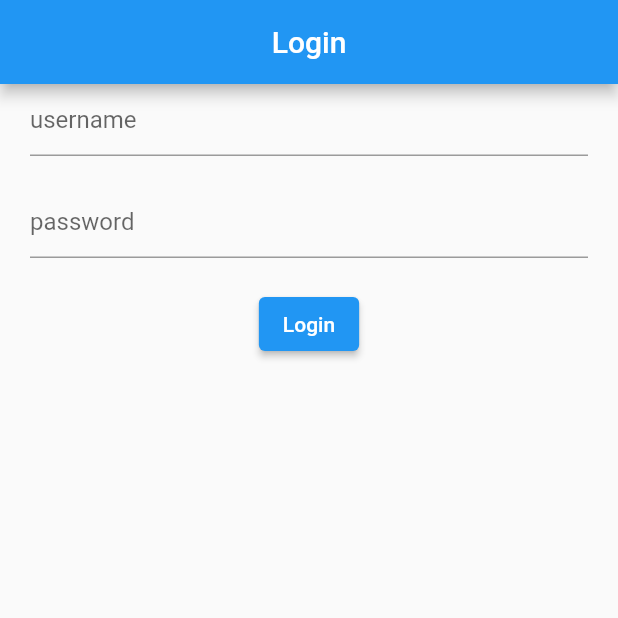
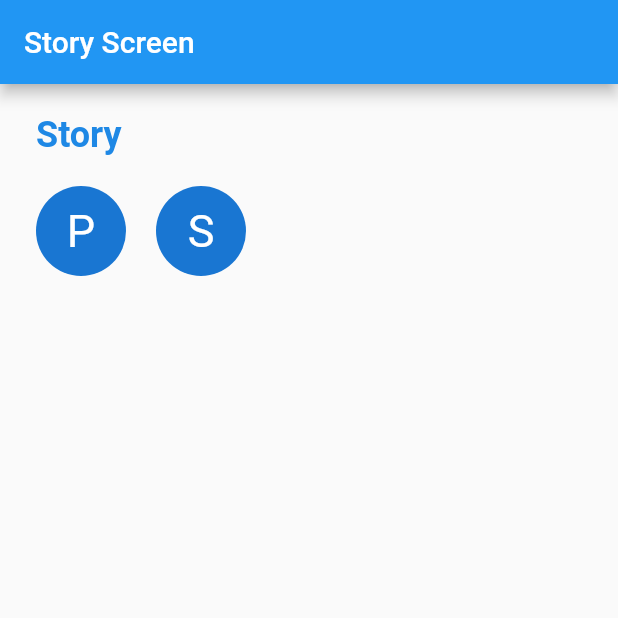
Before and after one commit to pinkyrima/login-with-bloc, a Flutter app: the screen it shows after launch, on a phone screen of 412 x 824 dp, the top half of it. Run offline on Flutter 3.47's test engine with Material 2 defaults, Android fonts, the phone set to English and light mode, and no system bars; our stand-ins replace bloc, flutter_bloc, story_view.

Commit message:
In progress invalid range issue

```diff
--- /dev/null
+++ b/lib/feature/story/widget/story_data.dart
@@ -0,0 +1,18 @@
+class StoryData {
+  static final List<Map> storyData = [
+    {
+      'name': 'fatiha',
+      'story': [
+        "https://image.ibb.co/cU4WGx/Omotuo-Groundnut-Soup-braperucci-com-1.jpg",
+        "https://th.bing.com/th/id/OIP.KsalAKIMkB3_DGF-P-DvuQHaE8?pid=ImgDet&rs=1",
+      ]
+    },
+    {
+      'name': 'Farhan',
+      'story': [
+        "https://th.bing.com/th/id/R.3b3662f8c5872c0ba2b00ecfb8165679?rik=inhM7xwoumT%2bsA&riu=http%3a%2f%2fwww.wallpapers13.com%2fwp-content%2fuploads%2f2015%2f12%2fRudbeckia-Yellow-flower-image-picture-photo-printable-poster-1600x1200.jpg&ehk=cCLSnNKdD2myZN1ikQv%2b7OLCIVv6xKfTFOp72zvPC%2fY%3d&risl=&pid=ImgRaw&r=0",
+        "https://th.bing.com/th/id/OIP.KsalAKIMkB3_DGF-P-DvuQHaE8?pid=ImgDet&rs=1",
+      ]
+    },
+  ];
+}
--- /dev/null
+++ b/lib/feature/story/widget/story_screen.dart
@@ -0,0 +1,206 @@
+import 'dart:async';
+
+import 'package:flutter/material.dart';
+import 'package:login_bloc/feature/story/widget/story_data.dart';
+import 'package:story_view/controller/story_controller.dart';
+import 'package:story_view/story_view.dart';
+
+class StoryScreen extends StatefulWidget {
+  const StoryScreen({Key? key}) : super(key: key);
+
+  @override
+  State<StoryScreen> createState() => _StoryScreenState();
+}
+
+class _StoryScreenState extends State<StoryScreen> {
+  final List<String> textList = ['P', 'S', 'F', 'M', 'A', 'M', 'N'];
+  final StoryController controller = StoryController();
+
+  @override
+  Widget build(BuildContext context) {
+    return Scaffold(
+      appBar: AppBar(
+        title: const Text('Story Screen'),
+      ),
+      body: Padding(
+        padding: const EdgeInsets.symmetric(horizontal: 24.0),
+        child: Column(
+          crossAxisAlignment: CrossAxisAlignment.start,
+          children: [
+            const SizedBox(
+              height: 20,
+            ),
+            Text(
+              'Story',
+              style: TextStyle(
+                  fontSize: 24,
+                  color: Colors.blue.shade600,
+                  fontWeight: FontWeight.bold),
+            ),
+            SizedBox(
+              height: 100,
+              child: ListView.builder(
+                  shrinkWrap: true,
+                  scrollDirection: Axis.horizontal,
+                  itemCount: StoryData.storyData.length,
+                  itemBuilder: (context, index) {
+                    return GestureDetector(
+                      onTap: () {
+                        Navigator.of(context).push(MaterialPageRoute(
+                            builder: (context) => FullScreen(
+                                  index: index,
+                                )));
+                      },
+                      child: Padding(
+                        padding: const EdgeInsets.only(right: 20.0),
+                        child: CircleAvatar(
+                          radius: 30.0,
+                          child: Text(
+                            textList[index],
+                            style: const TextStyle(fontSize: 30),
+                          ),
+                        ),
+                      ),
+                    );
+                  }),
+            ),
+            // SizedBox(
+            //   height: 300,
+            //   child: StoryView(
+            //     storyItems: [
+            //       StoryItem.text(
+            //         title:
+            //             "Hello world!\nHave a look at some great Ghanaian delicacies. I'm sorry if your mouth waters. \n\nTap!",
+            //         backgroundColor: Colors.orange,
+            //         roundedTop: true,
+            //       ),
+            //       StoryItem.inlineImage(
+            //         url:
+            //             "https://image.ibb.co/cU4WGx/Omotuo-Groundnut-Soup-braperucci-com-1.jpg",
+            //         controller: controller,
+            //         caption: const Text(
+            //           "Omotuo & Nkatekwan; You will love this meal if taken as supper.",
+            //           style: TextStyle(
+            //             color: Colors.white,
+            //             backgroundColor: Colors.black54,
+            //             fontSize: 17,
+            //           ),
+            //         ),
+            //       ),
+            //     ],
+            //     controller: controller,
+            //   ),
+            // ),
+            // Material(
+            //   child: GestureDetector(
+            //     onTap: () {
+            //       Navigator.of(context).push(MaterialPageRoute(
+            //           builder: (context) => const FullScreen(index: ,)));
+            //     },
+            //     child: Container(
+            //       decoration: const BoxDecoration(
+            //         color: Colors.black54,
+            //         borderRadius:
+            //             BorderRadius.vertical(bottom: Radius.circular(8)),
+            //       ),
+            //       child: Row(
+            //         mainAxisAlignment: MainAxisAlignment.center,
+            //         children: const <Widget>[
+            //           Icon(
+            //             Icons.arrow_forward,
+            //             color: Colors.white,
+            //           ),
+            //           SizedBox(
+            //             width: 16,
+            //           ),
+            //           Text(
+            //             "View more stories",
+            //             style: TextStyle(fontSize: 16, color: Colors.white),
+            //           ),
+            //         ],
+            //       ),
+            //     ),
+            //   ),
+            // )
+          ],
+        ),
+      ),
+    );
+  }
+}
+
+class FullScreen extends StatefulWidget {
+  final int index;
+
+  const FullScreen({Key? key, required this.index}) : super(key: key);
+
+  @override
+  State<FullScreen> createState() => _FullScreenState();
+}
+
+class _FullScreenState extends State<FullScreen> {
+  final storyController = StoryController();
+  int storyIndex = 0;
+
+  @override
+  void initState() {
+    Timer.periodic(Duration(seconds: 5), (timer) {
+      print(DateTime.now());
+      setState(() {
+        ///particular user er total koy ta story ase sheta
+        final usersTotalStory =
+            StoryData.storyData[widget.index]["story"].length;
+        print('userTotalStory:${usersTotalStory}');
+        print('storyIndex:${storyIndex}');
+
+        ///
+        if (storyIndex!= usersTotalStory) {
+          Navigator.of(context).pop();
+
+           //storyIndex++;
+        } else {
+          //Navigator.of(context).pop();
+          storyIndex++;
+        }
+        //storyIndex++;
+      });
+    });
+
+    super.initState();
+  }
+
+  @override
+  void dispose() {
+    storyController.dispose();
+    super.dispose();
+  }
+
+  @override
+  Widget build(BuildContext context) {
+    return Scaffold(
+        body: Container(
+      child:
+          Image.network(StoryData.storyData[widget.index]["story"][storyIndex]),
+    )
+        // StoryView(
+        //   progressPosition: ProgressPosition.top,
+        //   repeat: false,
+        //   storyItems: [
+        //     StoryItem.text(
+        //       title: "I guess you'd love to see more of our food. That's great.",
+        //       backgroundColor: Colors.blue,
+        //     ),
+        //     StoryItem.text(
+        //       title: "Nice!\n\nTap to continue.",
+        //       backgroundColor: Colors.red,
+        //       textStyle: const TextStyle(
+        //         fontFamily: 'Dancing',
+        //         fontSize: 40,
+        //       ),
+        //     ),
+        //   ],
+        //   controller: storyController,
+        // ),
+        );
+  }
+}
--- a/lib/main.dart
+++ b/lib/main.dart
@@ -1,8 +1,5 @@
 import 'package:flutter/material.dart';
-import 'package:flutter_bloc/flutter_bloc.dart';
-import 'package:login_bloc/feature/auth/bloc/auth_bloc.dart';
-import 'package:login_bloc/feature/auth/widget/login_screen.dart';
-import 'package:login_bloc/feature/dashboarc/widget/dashboard_screen.dart';
+import 'package:login_bloc/feature/story/widget/story_screen.dart';
 
 void main() {
   runApp(const MyApp());
@@ -19,11 +16,12 @@ class MyApp extends StatelessWidget {
       theme: ThemeData(
         primarySwatch: Colors.blue,
       ),
-      home: BlocProvider(
-          create: (BuildContext context) {
-            return AuthBloc();
-          },
-          child: const LogInScreen()),
+      // home: BlocProvider(
+      //     create: (BuildContext context) {
+      //       return AuthBloc();
+      //     },
+      //     child: const LogInScreen()),
+      home: const StoryScreen(),
     );
   }
 }
--- a/pubspec.yaml
+++ b/pubspec.yaml
@@ -37,6 +37,7 @@ dependencies:
   equatable: ^2.0.3
   bloc: ^8.0.3
   flutter_bloc: ^8.0.1
+  story_view: ^0.13.2
 
 dev_dependencies:
   flutter_test:
```
Also changed, not shown: pubspec.lock.
